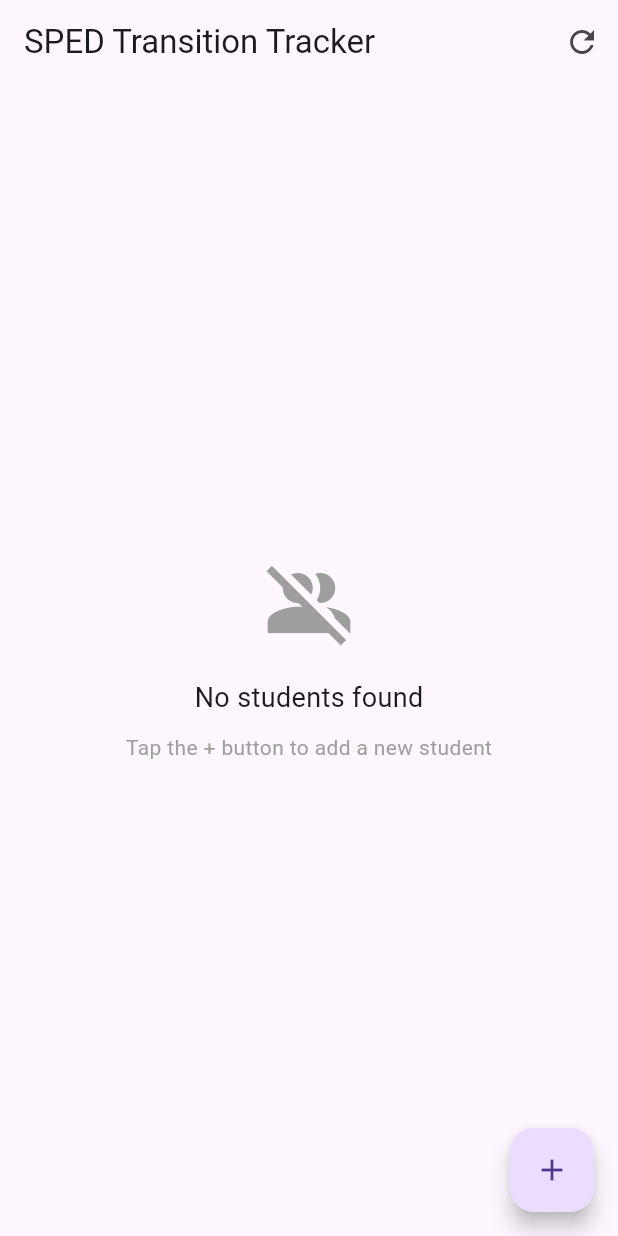
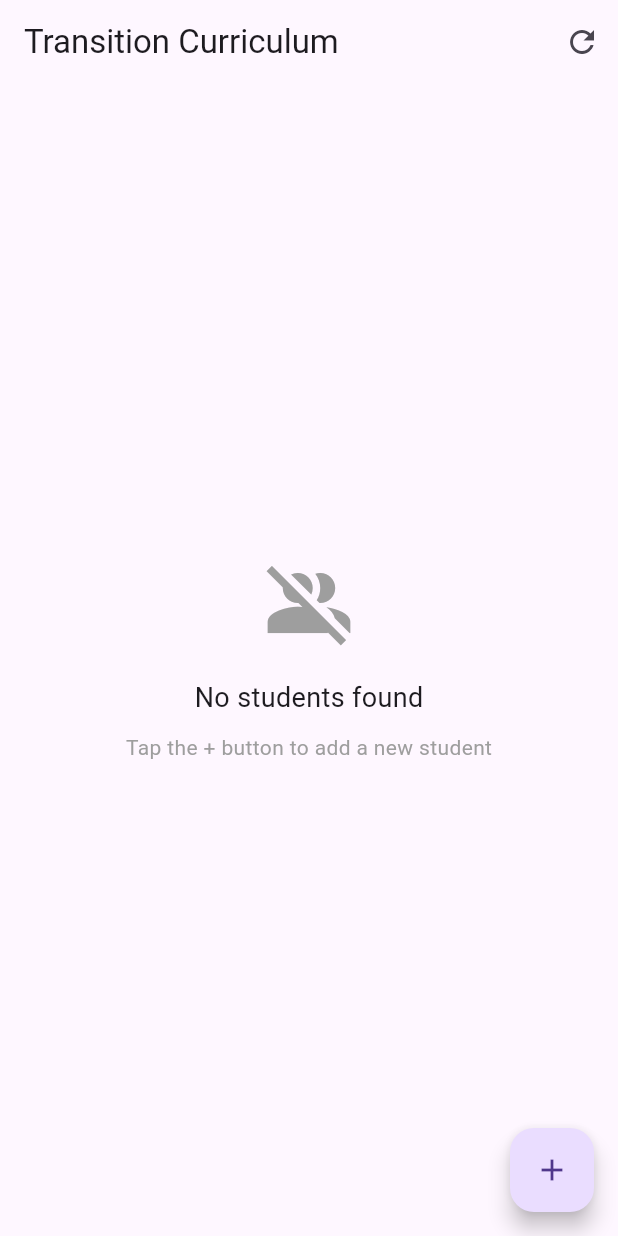
Before and after one commit to simp4suzy/TransitionCurriculum, a Flutter app: the screen it shows after launch, on a phone screen of 412 x 824 dp. Run offline on Flutter 3.47's test engine with Material 3 defaults, Android fonts, the light colour scheme and no system bars; our stand-ins replace fl_chart, flutter_local_notifications, pdf, printing, shared_preferences, sqflite and 2 more; accounts and stored records are empty.

Commit message:
Add files via upload

```diff
--- a/lib/models/lesson.dart
+++ b/lib/models/lesson.dart
@@ -20,4 +20,6 @@ class Lesson {
     required this.materials,
     this.completed = false, int? studentId,
   });
+
+  toMap() {}
 }
--- a/lib/screens/dashboard.dart
+++ b/lib/screens/dashboard.dart
@@ -26,7 +26,7 @@ class _DashboardScreenState extends State<DashboardScreen> {
   Widget build(BuildContext context) {
     return Scaffold(
       appBar: AppBar(
-        title: Text("SPED Transition Tracker"),
+        title: Text("Transition Curriculum"),
         actions: [
           IconButton(
             icon: Icon(Icons.refresh),
```
